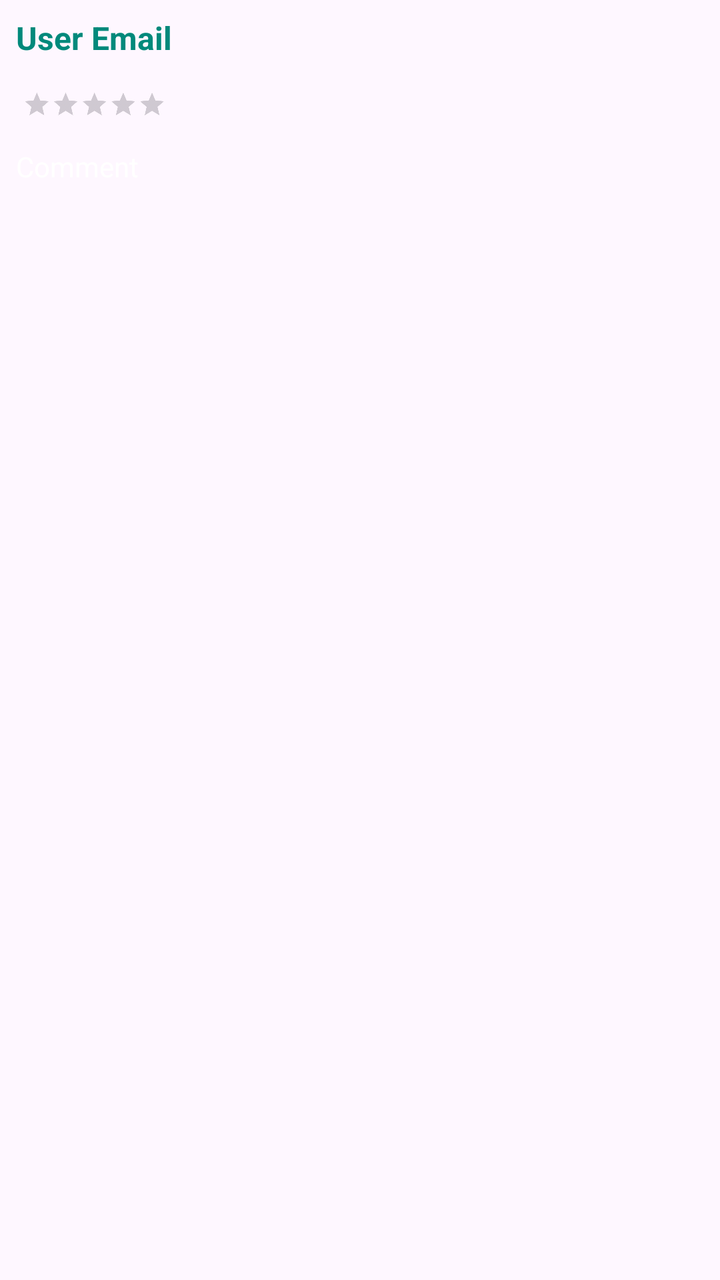
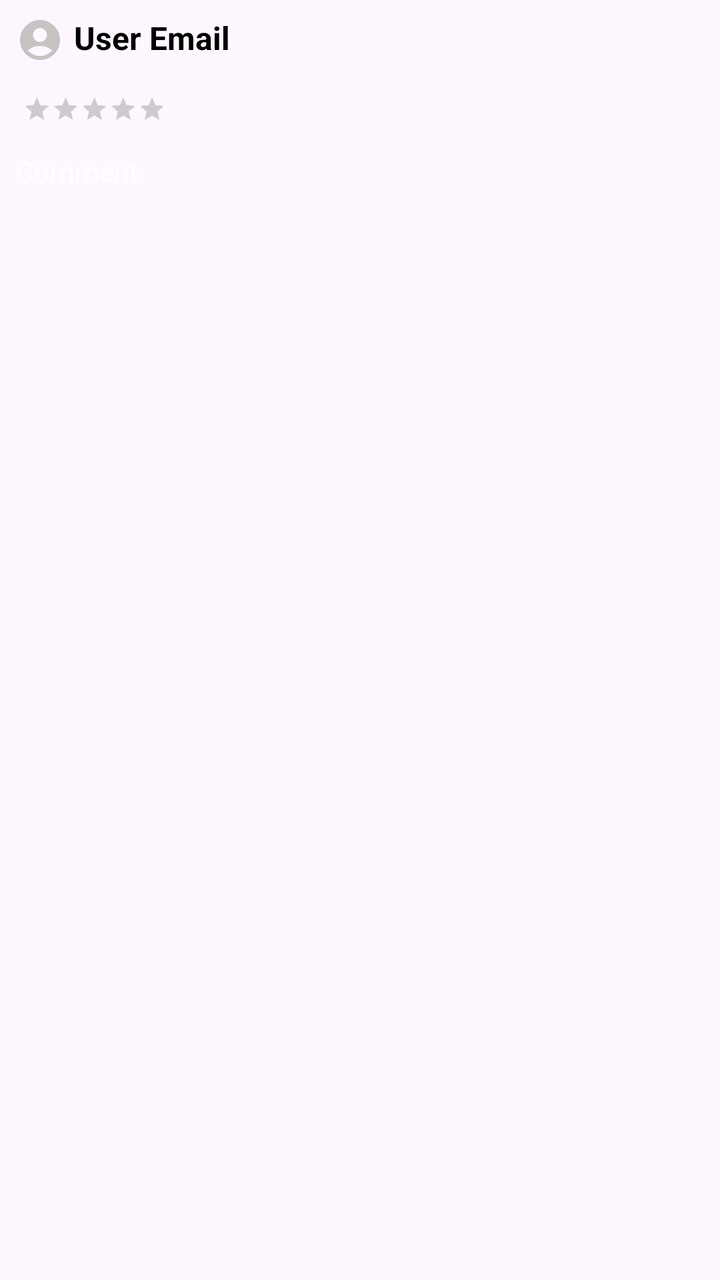

The first picture is an Android layout as it rendered before a commit; the second is the same layout after the commit. The layout source and the unified diff follow.
<!-- AndroidManifest.xml: application theme Theme.BasaKhuji -->
<!-- res/layout/item_rating.xml -->
<LinearLayout xmlns:android="http://schemas.android.com/apk/res/android"
    android:layout_width="match_parent"
    android:layout_height="wrap_content"
    android:orientation="vertical"
    android:padding="8dp">


    <TextView
        android:id="@+id/userEmailTextView"
        android:layout_width="wrap_content"
        android:layout_height="wrap_content"
        android:text="User Email"
        android:textColor="#00897B"
        android:textSize="16sp"
        android:textStyle="bold"/>

    <RatingBar
        android:id="@+id/ratingBar"
        android:layout_width="wrap_content"
        android:layout_height="44dp"
        android:layout_marginStart="-80dp"
        android:isIndicator="true"
        android:numStars="5"
        android:paddingStart="-4dp"
        android:rating="0"
        android:scaleX="0.3"
        android:scaleY="0.3"
        android:stepSize="1"

        />


    <LinearLayout
        android:layout_width="match_parent"
        android:layout_height="wrap_content"
        android:orientation="horizontal"
        >
        <FrameLayout
            android:id="@+id/commentContainer"
            android:layout_width="0dp"
            android:layout_height="wrap_content"
            android:layout_weight="1">

            <TextView
                android:id="@+id/commentTextView"
                android:layout_width="match_parent"
                android:layout_height="30dp"
                android:textColor="@color/white"
                android:text="Comment"/>

            <TextView
                android:id="@+id/scoreTextView"
                android:layout_width="wrap_content"
                android:layout_height="wrap_content"
                android:textSize="16sp"
                android:layout_gravity="end"
                android:textColor="@color/white"
                android:layout_marginStart="16dp"/>

        </FrameLayout>

    </LinearLayout>


</LinearLayout>
<!-- resources referenced by this layout -->
<resources>
  <color name="white">#FFFFFFFF</color>
  <style name="Theme.BasaKhuji" parent="Base.Theme.BasaKhuji" />
  <style name="Base.Theme.BasaKhuji" parent="Theme.Material3.Light.NoActionBar">
          
          
      </style>
</resources>

<!-- the commit's change to res/layout/item_rating.xml (unified diff, before → after) -->
@@ -5,14 +5,29 @@
     android:padding="8dp">
 
 
+    <LinearLayout
+        android:layout_width="match_parent"
+        android:layout_height="wrap_content"
+        android:orientation="horizontal"
+        >
+
+    <ImageView
+        android:layout_width="wrap_content"
+        android:layout_height="wrap_content"
+        android:src="@drawable/user"
+
+        />
+
     <TextView
         android:id="@+id/userEmailTextView"
         android:layout_width="wrap_content"
         android:layout_height="wrap_content"
         android:text="User Email"
-        android:textColor="#00897B"
+        android:textColor="#000000"
+        android:layout_marginLeft="5dp"
         android:textSize="16sp"
         android:textStyle="bold"/>
+    </LinearLayout>
 
     <RatingBar
         android:id="@+id/ratingBar"
@@ -43,19 +58,22 @@
 
             <TextView
                 android:id="@+id/commentTextView"
-                android:layout_width="match_parent"
-                android:layout_height="30dp"
-                android:textColor="@color/white"
-                android:text="Comment"/>
+                android:layout_width="280dp"
+                android:layout_height="wrap_content"
+                android:maxLines="4"
+                android:singleLine="false"
+                android:text="Comment"
+                android:textColor="@color/white" />
 
             <TextView
                 android:id="@+id/scoreTextView"
-                android:layout_width="wrap_content"
+                android:layout_width="60dp"
                 android:layout_height="wrap_content"
-                android:textSize="16sp"
+                android:textSize="10sp"
                 android:layout_gravity="end"
-                android:textColor="@color/white"
-                android:layout_marginStart="16dp"/>
+                android:textColor="@color/black"
+
+                />
 
         </FrameLayout>
 
<!-- resource entries referenced after the edit -->
@@ -1,6 +1,13 @@
 <!-- resources referenced by this layout -->
 <resources>
+  <color name="black">#FF000000</color>
   <color name="white">#FFFFFFFF</color>
+  <!-- drawable user (drawable) -->
+  <vector android:height="24dp" android:tint="#C6C3C3"
+      android:viewportHeight="24" android:viewportWidth="24"
+      android:width="24dp" xmlns:android="http://schemas.android.com/apk/res/android">
+    <path android:fillColor="@android:color/white" android:pathData="M12,2C6.48,2 2,6.48 2,12s4.48,10 10,10s10,-4.48 10,-10S17.52,2 12,2zM12,6c1.93,0 3.5,1.57 3.5,3.5S13.93,13 12,13s-3.5,-1.57 -3.5,-3.5S10.07,6 12,6zM12,20c-2.03,0 -4.43,-0.82 -6.14,-2.88C7.55,15.8 9.68,15 12,15s4.45,0.8 6.14,2.12C16.43,19.18 14.03,20 12,20z"/>
+  </vector>
   <style name="Theme.BasaKhuji" parent="Base.Theme.BasaKhuji" />
   <style name="Base.Theme.BasaKhuji" parent="Theme.Material3.Light.NoActionBar">
           
